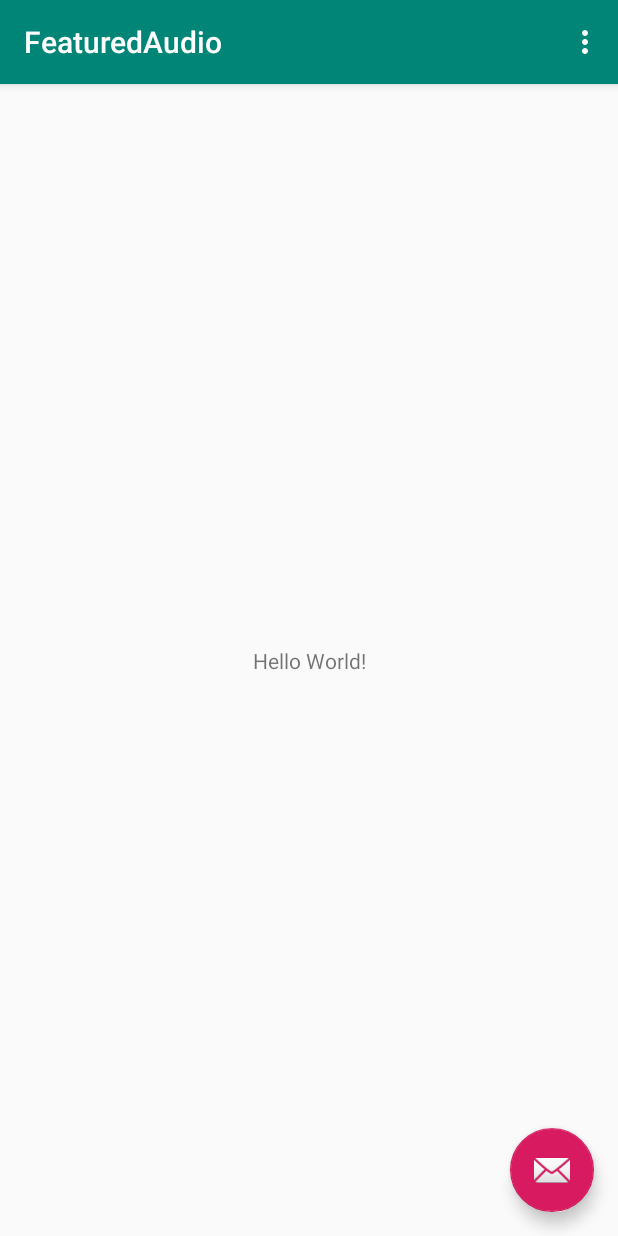
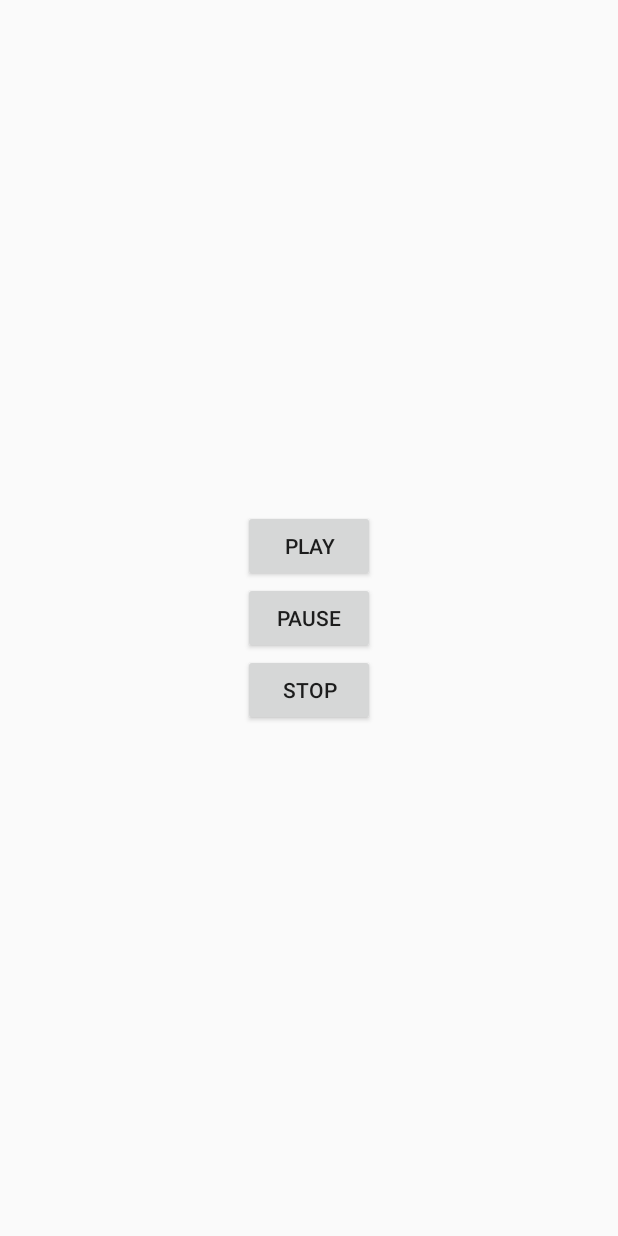
Before and after one commit to MalikSh96/FeaturedAudio, an Android app: the screen it shows after launch (MainActivity before the commit, MainAct after it), on a phone screen of 412 x 824 dp. Run offline under Robolectric (Android 15) with nearby library versions, the light colour scheme and no system bars.

Commit message:
3 buttons, code is in java, as kotlin version is having issues

```diff
--- a/app/src/main/AndroidManifest.xml
+++ b/app/src/main/AndroidManifest.xml
@@ -10,7 +10,7 @@
             android:supportsRtl="true"
             android:theme="@style/AppTheme">
         <activity
-                android:name=".MainActivity"
+                android:name=".MainAct"
                 android:label="@string/app_name"
                 android:theme="@style/AppTheme.NoActionBar">
             <intent-filter>
--- a/app/src/main/res/layout/activity_main.xml
+++ b/app/src/main/res/layout/activity_main.xml
@@ -1,34 +1,37 @@
 <?xml version="1.0" encoding="utf-8"?>
-<android.support.design.widget.CoordinatorLayout
+<LinearLayout
         xmlns:android="http://schemas.android.com/apk/res/android"
         xmlns:app="http://schemas.android.com/apk/res-auto"
         xmlns:tools="http://schemas.android.com/tools"
         android:layout_width="match_parent"
         android:layout_height="match_parent"
-        tools:context=".MainActivity">
+        android:gravity="center"
+        android:orientation="vertical"
+        tools:context=".MainAct">
 
-    <android.support.design.widget.AppBarLayout
-            android:layout_height="wrap_content"
-            android:layout_width="match_parent"
-            android:theme="@style/AppTheme.AppBarOverlay">
-
-        <android.support.v7.widget.Toolbar
-                android:id="@+id/toolbar"
-                android:layout_width="match_parent"
-                android:layout_height="?attr/actionBarSize"
-                android:background="?attr/colorPrimary"
-                app:popupTheme="@style/AppTheme.PopupOverlay"/>
-
-    </android.support.design.widget.AppBarLayout>
-
-    <include layout="@layout/content_main"/>
-
-    <android.support.design.widget.FloatingActionButton
-            android:id="@+id/fab"
+    <Button
             android:layout_width="wrap_content"
             android:layout_height="wrap_content"
-            android:layout_gravity="bottom|end"
-            android:layout_margin="@dimen/fab_margin"
-            app:srcCompat="@android:drawable/ic_dialog_email"/>
+            android:onClick="play"
+            android:text="Play" />
 
-</android.support.design.widget.CoordinatorLayout>
+    <Button
+            android:layout_width="wrap_content"
+            android:layout_height="wrap_content"
+            android:onClick="pause"
+            android:text="Pause" />
+
+    <Button
+            android:layout_width="wrap_content"
+            android:layout_height="wrap_content"
+            android:onClick="stop"
+            android:text="Stop" />
+   <!-- <ListView
+            android:id="@+id/listview"
+            android:layout_width="match_parent"
+            android:layout_height="match_parent"
+            android:layout_centerHorizontal="true"
+            android:layout_centerVertical="true"/>
+            -->
+
+</LinearLayout>
--- a/app/src/main/res/layout/content_main.xml
+++ b/app/src/main/res/layout/content_main.xml
@@ -7,7 +7,7 @@
         android:layout_height="match_parent"
         app:layout_behavior="@string/appbar_scrolling_view_behavior"
         tools:showIn="@layout/activity_main"
-        tools:context=".MainActivity">
+        tools:context=".MainAct">
 
     <TextView
             android:layout_width="wrap_content"
--- a/app/src/main/res/menu/menu_main.xml
+++ b/app/src/main/res/menu/menu_main.xml
@@ -1,7 +1,7 @@
 <menu xmlns:android="http://schemas.android.com/apk/res/android"
       xmlns:app="http://schemas.android.com/apk/res-auto"
       xmlns:tools="http://schemas.android.com/tools"
-      tools:context="com.example.featuredaudio.MainActivity">
+      tools:context="com.example.featuredaudio.MainAct">
     <item android:id="@+id/action_settings"
           android:title="@string/action_settings"
           android:orderInCategory="100"
```
Also changed, not shown: app/src/main/java/com/example/featuredaudio/MainAct.java (added, +56 -0 lines), app/src/main/java/com/example/featuredaudio/MainActivity.kt (+33 -21 lines), 1 other file.
